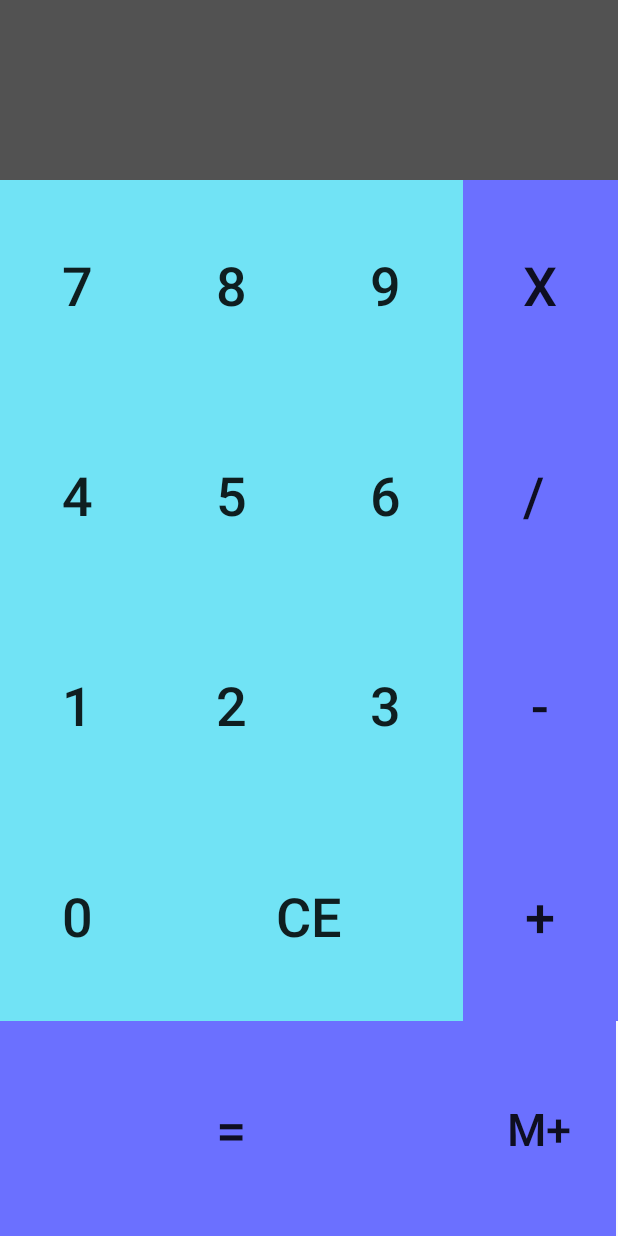
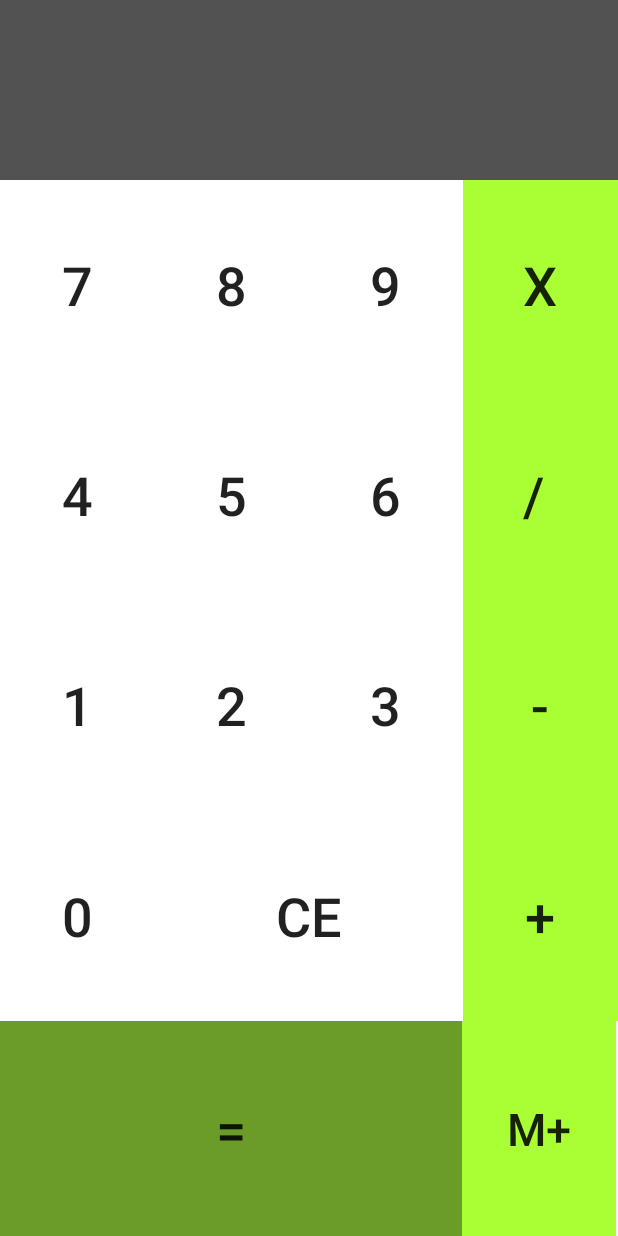
Before and after one commit to SomaTherion/calcu_kotlin, an Android app: the screen it shows after launch (MainActivity), on a phone screen of 412 x 824 dp. Run offline under Robolectric (Android 15) with nearby library versions, the phone set to English and light mode, and no system bars.

Commit message:
segundo commit

```diff
--- a/app/src/main/res/layout/activity_main.xml
+++ b/app/src/main/res/layout/activity_main.xml
@@ -5,6 +5,7 @@
     android:layout_width="match_parent"
     android:layout_height="match_parent"
     tools:context=".MainActivity">
+
 
     <TextView
         android:id="@+id/resultado"
@@ -40,8 +41,9 @@
                 android:layout_width="match_parent"
                 android:layout_height="match_parent"
                 android:layout_weight="1"
-                android:background="#71E3F5"
+                android:background="#FFFFFF"
                 android:onClick="numero"
+                android:singleLine="false"
                 android:text="7"
                 android:textSize="36sp" />
 
@@ -51,7 +53,7 @@
                 android:layout_width="wrap_content"
                 android:layout_height="match_parent"
                 android:layout_weight="1"
-                android:background="#FF71E3F5"
+                android:background="#FFFFFF"
                 android:onClick="numero"
                 android:text="8"
                 android:textSize="36sp" />
@@ -62,7 +64,7 @@
                 android:layout_width="wrap_content"
                 android:layout_height="match_parent"
                 android:layout_weight="1"
-                android:background="#FF71E3F5"
+                android:background="#FFFFFF"
                 android:onClick="numero"
                 android:text="9"
                 android:textSize="36sp" />
@@ -73,7 +75,7 @@
                 android:layout_width="wrap_content"
                 android:layout_height="match_parent"
                 android:layout_weight="1"
-                android:background="#6B70FF"
+                android:background="#A9FF33"
                 android:onClick="numero"
                 android:text="X"
                 android:textSize="36sp" />
@@ -90,7 +92,7 @@
                 android:layout_width="match_parent"
                 android:layout_height="match_parent"
                 android:layout_weight="1"
-                android:background="#71E3F5"
+                android:background="#FFFFFF"
                 android:onClick="numero"
                 android:text="4"
                 android:textSize="36sp" />
@@ -101,7 +103,7 @@
                 android:layout_width="match_parent"
                 android:layout_height="match_parent"
                 android:layout_weight="1"
-                android:background="#71E3F5"
+                android:background="#FFFFFF"
                 android:onClick="numero"
                 android:text="5"
                 android:textSize="36sp" />
@@ -112,7 +114,7 @@
                 android:layout_width="match_parent"
                 android:layout_height="match_parent"
                 android:layout_weight="1"
-                android:background="#71E3F5"
+                android:background="#FFFFFF"
                 android:onClick="numero"
                 android:text="6"
                 android:textSize="36sp" />
@@ -123,7 +125,7 @@
                 android:layout_width="wrap_content"
                 android:layout_height="match_parent"
                 android:layout_weight="1"
-                android:background="#6B70FF"
+                android:background="#A9FF33"
                 android:onClick="numero"
                 android:text="/ "
                 android:textSize="36sp" />
@@ -140,7 +142,7 @@
                 android:layout_width="match_parent"
                 android:layout_height="match_parent"
                 android:layout_weight="1"
-                android:background="#71E3F5"
+                android:background="#FFFFFF"
                 android:onClick="numero"
                 android:text="1"
                 android:textSize="36sp" />
@@ -151,7 +153,7 @@
                 android:layout_width="match_parent"
                 android:layout_height="match_parent"
                 android:layout_weight="1"
-                android:background="#71E3F5"
+                android:background="#FFFFFF"
                 android:onClick="numero"
                 android:text="2"
                 android:textSize="36sp" />
@@ -162,7 +164,7 @@
                 android:layout_width="match_parent"
                 android:layout_height="match_parent"
                 android:layout_weight="1"
-                android:background="#71E3F5"
+                android:background="#FFFFFF"
                 android:onClick="numero"
                 android:text="3"
                 android:textSize="36sp" />
@@ -173,7 +175,7 @@
                 android:layout_width="match_parent"
                 android:layout_height="match_parent"
                 android:layout_weight="1"
-                android:background="#6B70FF"
+                android:background="#A9FF33"
                 android:onClick="numero"
                 android:text="-"
                 android:textSize="36sp" />
@@ -189,7 +191,7 @@
                 android:layout_width="match_parent"
                 android:layout_height="match_parent"
                 android:layout_weight="1"
-                android:background="#71E3F5"
+                android:background="#FFFFFF"
                 android:onClick="numero"
                 android:text="0"
                 android:textSize="36sp" />
@@ -201,7 +203,7 @@
                 android:layout_width="match_parent"
                 android:layout_height="match_parent"
                 android:layout_span="2"
-                android:background="#71E3F5"
+                android:background="#FFFFFF"
                 android:onClick="numero"
                 android:text="CE"
                 android:textSize="36sp" />
@@ -212,7 +214,7 @@
                 android:layout_width="match_parent"
                 android:layout_height="match_parent"
                 android:layout_weight="1"
-                android:background="#6B70FF"
+                android:background="#A9FF33"
                 android:onClick="numero"
                 android:text="+"
                 android:textSize="36sp" />
@@ -228,7 +230,7 @@
                 style="?android:attr/borderlessButtonStyle"
                 android:layout_height="match_parent"
                 android:layout_span="3"
-                android:background="#6B70FF"
+                android:background="#6B9C27"
                 android:onClick="numero"
                 android:text="="
                 android:textSize="36sp" />
@@ -238,7 +240,7 @@
                 style="?android:attr/borderlessButtonStyle"
                 android:layout_width="wrap_content"
                 android:layout_height="match_parent"
-                android:background="#6B70FF"
+                android:background="#A9FF33"
                 android:onClick="numero"
                 android:text="M+"
                 android:textSize="30sp" />
```
